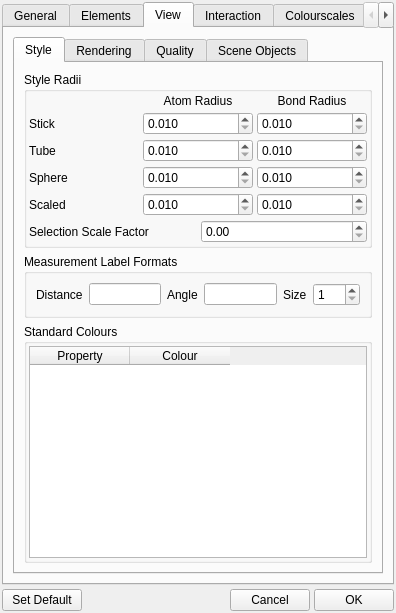
This is src/gui/prefs.ui in trisyoungs/aten as Qt 5 draws it before an edit. The edited form follows.
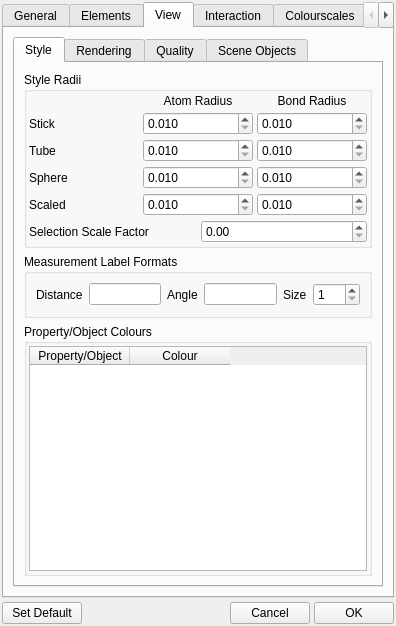
This is the edited form. The open tabs and pages were chosen to show the change. Icons and pictures are not drawn. Custom widgets are drawn as their Qt base class.

Commit message: Fixed - Cell display (diagonal w element was not set to 1.0). Added new user-definable colours to better control view style (e.g. rotation globe, text etc).

Diff of the .ui file:
```diff
--- a/src/gui/prefs.ui
+++ b/src/gui/prefs.ui
@@ -7,7 +7,7 @@
     <x>0</x>
     <y>0</y>
     <width>396</width>
-    <height>613</height>
+    <height>626</height>
    </rect>
   </property>
   <property name="sizePolicy">
@@ -925,7 +925,7 @@
               </sizepolicy>
              </property>
              <property name="title">
-              <string>Standard Colours</string>
+              <string>Property/Object Colours</string>
              </property>
              <layout class="QHBoxLayout" name="_2">
               <property name="spacing">
@@ -937,7 +937,7 @@
               <item>
                <widget class="QTableWidget" name="StandardColoursTable">
                 <property name="sizePolicy">
-                 <sizepolicy hsizetype="Preferred" vsizetype="Expanding">
+                 <sizepolicy hsizetype="Expanding" vsizetype="Expanding">
                   <horstretch>0</horstretch>
                   <verstretch>0</verstretch>
                  </sizepolicy>
@@ -962,7 +962,7 @@
                 </property>
                 <column>
                  <property name="text">
-                  <string>Property</string>
+                  <string>Property/Object</string>
                  </property>
                 </column>
                 <column>
```
Left out of the diff: 2 changed lines with no effect on the pictures. The commit also changes 11 other files.
